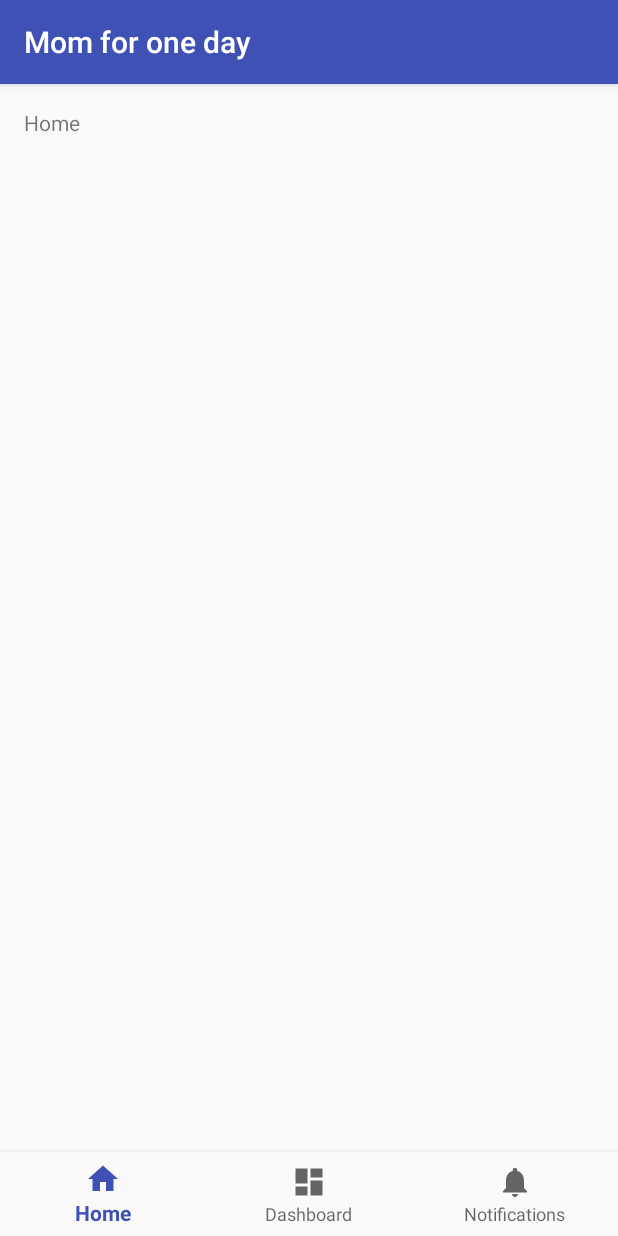
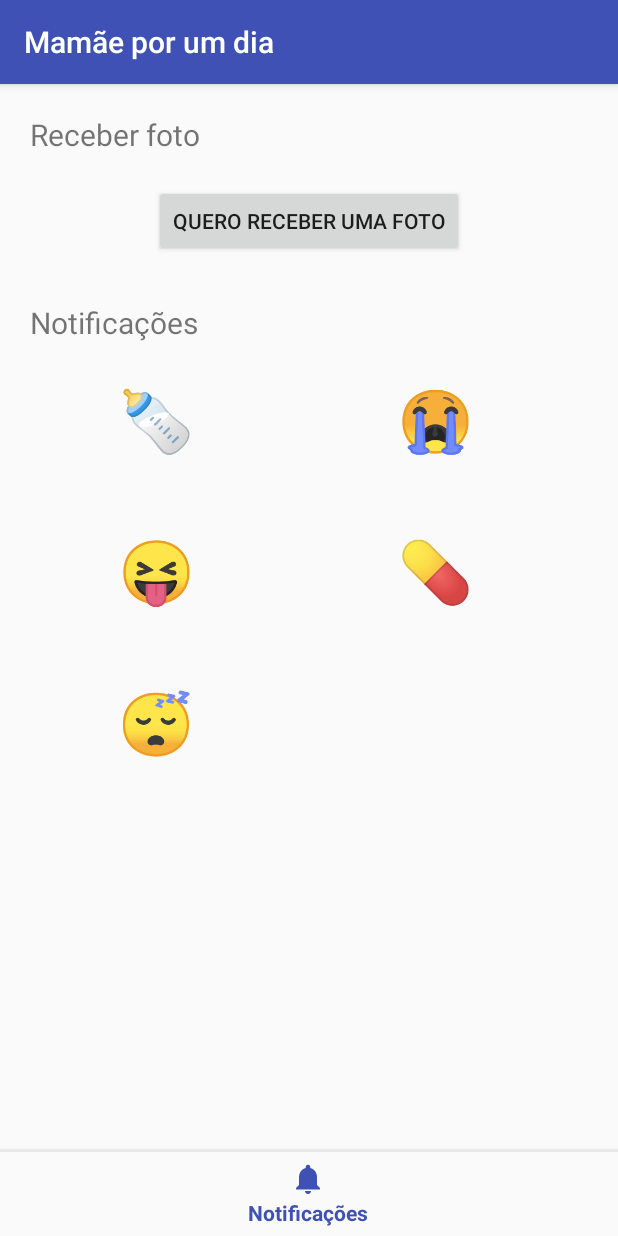
Before and after one commit to AlbuquerqueRafael/Acalento, an Android app: the screen it shows after launch (MainActivity), on a phone screen of 412 x 824 dp. Run offline under Robolectric (Android 15) with nearby library versions, the phone set to English and light mode, and no system bars.

Commit message:
quase tudo pronto

```diff
--- a/Momforoneday/app/build.gradle
+++ b/Momforoneday/app/build.gradle
@@ -26,7 +26,10 @@ dependencies {
         exclude group: 'com.android.support', module: 'support-annotations'
     })
     compile 'com.android.support:appcompat-v7:23.4.0'
-    compile 'com.android.support:design:23.4.0'
+    compile 'com.android.support:design:25.0.0'
     compile 'com.android.support:support-vector-drawable:23.4.0'
+    compile 'com.android.support:support-v4:23.4.0'
     testCompile 'junit:junit:4.12'
 }
+
+apply plugin: 'com.google.gms.google-services'
--- a/Momforoneday/app/src/main/AndroidManifest.xml
+++ b/Momforoneday/app/src/main/AndroidManifest.xml
@@ -10,7 +10,8 @@
         android:theme="@style/AppTheme">
         <activity
             android:name=".MainActivity"
-            android:label="@string/app_name">
+            android:label="@string/app_name"
+            android:screenOrientation="portrait">
             <intent-filter>
                 <action android:name="android.intent.action.MAIN" />
 
--- a/Momforoneday/app/src/main/java/com/momforoneday/momforoneday/MainActivity.java
+++ b/Momforoneday/app/src/main/java/com/momforoneday/momforoneday/MainActivity.java
@@ -5,11 +5,11 @@ import android.support.annotation.NonNull;
 import android.support.design.widget.BottomNavigationView;
 import android.support.v7.app.AppCompatActivity;
 import android.view.MenuItem;
-import android.widget.TextView;
+import android.widget.Toast;
+
+import com.momforoneday.momforoneday.fragment.NotificationFragment;
 
 public class MainActivity extends AppCompatActivity {
-
-    private TextView mTextMessage;
 
     private BottomNavigationView.OnNavigationItemSelectedListener mOnNavigationItemSelectedListener
             = new BottomNavigationView.OnNavigationItemSelectedListener() {
@@ -17,16 +17,14 @@ public class MainActivity extends AppCompatActivity {
         @Override
         public boolean onNavigationItemSelected(@NonNull MenuItem item) {
             switch (item.getItemId()) {
-                case R.id.navigation_home:
-                    mTextMessage.setText(R.string.title_home);
-                    return true;
-                case R.id.navigation_dashboard:
-                    mTextMessage.setText(R.string.title_dashboard);
-                    return true;
                 case R.id.navigation_notifications:
-                    mTextMessage.setText(R.string.title_notifications);
+                    android.support.v4.app.FragmentTransaction fragmentTransaction =
+                            getSupportFragmentManager().beginTransaction();
+                    fragmentTransaction.replace(R.id.content, new NotificationFragment());
+                    fragmentTransaction.commit();
                     return true;
             }
+
             return false;
         }
 
@@ -37,9 +35,10 @@ public class MainActivity extends AppCompatActivity {
         super.onCreate(savedInstanceState);
         setContentView(R.layout.activity_main);
 
-        mTextMessage = (TextView) findViewById(R.id.message);
         BottomNavigationView navigation = (BottomNavigationView) findViewById(R.id.navigation);
         navigation.setOnNavigationItemSelectedListener(mOnNavigationItemSelectedListener);
+        mOnNavigationItemSelectedListener.onNavigationItemSelected(navigation.getMenu().findItem(R.id.navigation_notifications));
+
     }
 
 }
--- /dev/null
+++ b/Momforoneday/app/src/main/java/com/momforoneday/momforoneday/adapter/ImageAdapter.java
@@ -0,0 +1,139 @@
+package com.momforoneday.momforoneday.adapter;
+
+import android.content.Context;
+import android.view.LayoutInflater;
+import android.view.View;
+import android.view.ViewGroup;
+import android.widget.BaseAdapter;
+import android.widget.Button;
+import android.widget.ImageView;
+import android.widget.TextView;
+import android.widget.Toast;
+
+import com.momforoneday.momforoneday.R;
+import com.momforoneday.momforoneday.service.NotificationsService;
+
+/**
+ * Created by gabrielguimo on 14/03/17.
+ */
+
+public class ImageAdapter extends BaseAdapter {
+
+    private Context context;
+    private final String[] childrenStatus;
+
+    public ImageAdapter(Context context, String[] childrenStatus) {
+        this.context = context;
+        this.childrenStatus = childrenStatus;
+    }
+
+    public View getView(int position, View convertView, ViewGroup parent) {
+
+        LayoutInflater inflater = (LayoutInflater) context
+                .getSystemService(Context.LAYOUT_INFLATER_SERVICE);
+
+        View gridView;
+
+        if (convertView == null) {
+
+            final Holder holder = new Holder();
+
+            gridView = new View(context);
+
+            gridView = inflater.inflate(R.layout.item_notification, null);
+
+            holder._textTitle = (TextView) gridView.findViewById(R.id.grid_item_title);
+            holder._emojiButton = (Button) gridView.findViewById(R.id.grid_item_emoji);
+
+            String status = childrenStatus[position];
+
+            if (status.equals("comendo")) {
+                holder._textTitle.setText("Mamãe, estou comendo! Nham nham");
+                holder._emojiButton.setText(getEmojiByUnicode(0x1F37C));
+            } else if (status.equals("chorando")) {
+                holder._textTitle.setText("Mamãeeee, estou chorando! Buáááá");
+                holder._emojiButton.setText(getEmojiByUnicode(0x1F62D));
+            } else if (status.equals("brincando")) {
+                holder._textTitle.setText("Olha mamãe, estou brincando! Hihi");
+                holder._emojiButton.setText(getEmojiByUnicode(0x1F61D));
+            } else if (status.equals("remedio")) {
+                holder._textTitle.setText("Mamãe, estou tomando o remédio! Argh");
+                holder._emojiButton.setText(getEmojiByUnicode(0x1F48A));
+            } else if (status.equals("dormindo")) {
+                holder._textTitle.setText("Mamãe, estou indo dormir! Zzzzz");
+                holder._emojiButton.setText(getEmojiByUnicode(0x1F634));
+            }
+
+            holder._emojiButton.setOnLongClickListener(new View.OnLongClickListener() {
+                @Override
+                public boolean onLongClick(View v) {
+                    Toast.makeText(context, holder._textTitle.getText().toString(), Toast.LENGTH_SHORT).show();
+                    return true;
+                }
+            });
+
+            holder._emojiButton.setOnClickListener(new View.OnClickListener() {
+                @Override
+                public void onClick(View v) {
+                    if (v.getScaleX() == 1.2f) {
+                        v.animate().scaleX(1f).scaleY(1f).start();
+                        String notificationName = getNotificationName(holder._textTitle.getText().toString());
+                        NotificationsService.removeNotificationPrefference(notificationName);
+                    } else {
+                        v.animate().scaleX(1.2f).scaleY(1.2f).start();
+                        String notificationName = getNotificationName(holder._textTitle.getText().toString());
+                        NotificationsService.addNotificationPrefference(notificationName);
+                    }
+                }
+            });
+
+        } else {
+            gridView = (View) convertView;
+        }
+
+        return gridView;
+    }
+
+    private String getNotificationName(String message) {
+        switch (message){
+            case "Mamãe, estou comendo! Nham nham":
+                return "comendo";
+            case "Mamãeeee, estou chorando! Buáááá":
+                return "chorando";
+            case "Olha mamãe, estou brincando! Hihi":
+                return "brincando";
+            case "Mamãe, estou tomando o remédio! Argh":
+                return "remedio";
+            case "Mamãe, estou indo dormir! Zzzzz":
+                return "dormindo";
+            default:
+                return "none";
+        }
+    }
+
+    public class Holder {
+        TextView _textTitle;
+        TextView _emojiButton;
+    }
+
+
+    private String getEmojiByUnicode(int unicode){
+        return new String(Character.toChars(unicode));
+    }
+
+    @Override
+    public int getCount() {
+        return childrenStatus.length;
+    }
+
+    @Override
+    public Object getItem(int position) {
+        return null;
+    }
+
+    @Override
+    public long getItemId(int position) {
+        return 0;
+    }
+
+}
--- /dev/null
+++ b/Momforoneday/app/src/main/java/com/momforoneday/momforoneday/fragment/NotificationFragment.java
@@ -0,0 +1,44 @@
+package com.momforoneday.momforoneday.fragment;
+
+
+import android.os.Bundle;
+import android.support.v4.app.Fragment;
+import android.view.LayoutInflater;
+import android.view.View;
+import android.view.ViewGroup;
+import android.widget.GridView;
+
+import com.momforoneday.momforoneday.R;
+import com.momforoneday.momforoneday.adapter.ImageAdapter;
+import com.momforoneday.momforoneday.service.NotificationsService;
+
+/**
+ * A simple {@link Fragment} subclass.
+ */
+public class NotificationFragment extends Fragment {
+
+    private View rootView;
+    private GridView gridView;
+
+    static final String[] CHILDREN_STATUS = new String[] {
+            "comendo", "chorando", "brincando", "remedio", "dormindo"};
+
+    @Override
+    public View onCreateView(LayoutInflater inflater, ViewGroup container,
+                             Bundle savedInstanceState) {
+
+        rootView = inflater.inflate(R.layout.fragment_notification, container, false);
+
+        setUI();
+
+        return rootView;
+    }
+
+    private void setUI(){
+        gridView = (GridView) rootView.findViewById(R.id.grid_notifications);
+
+        NotificationsService.clearNotificationPrefference();
+        gridView.setAdapter(new ImageAdapter(getContext(), CHILDREN_STATUS));
+    }
+
+}
--- /dev/null
+++ b/Momforoneday/app/src/main/java/com/momforoneday/momforoneday/service/NotificationsService.java
@@ -0,0 +1,30 @@
+package com.momforoneday.momforoneday.service;
+
+import java.util.ArrayList;
+import java.util.List;
+
+/**
+ * Created by gabrielguimo on 14/03/17.
+ */
+
+public class NotificationsService {
+
+    private static List<String> _notificationsPrefference = new ArrayList<>();
+
+    public static void addNotificationPrefference(String notificationName){
+        _notificationsPrefference.add(notificationName);
+    }
+
+    public static void removeNotificationPrefference(String notificationName) {
+        _notificationsPrefference.remove(notificationName);
+    }
+
+    public static List<String> getNotificationsPrefference() {
+        return _notificationsPrefference;
+    }
+
+    public static void clearNotificationPrefference(){
+        _notificationsPrefference = new ArrayList<>();
+    }
+
+}
--- a/Momforoneday/app/src/main/res/drawable/ic_dashboard_black_24dp.xml
+++ /dev/null
@@ -1,9 +0,0 @@
-<vector xmlns:android="http://schemas.android.com/apk/res/android"
-    android:width="24dp"
-    android:height="24dp"
-    android:viewportHeight="24.0"
-    android:viewportWidth="24.0">
-    <path
-        android:fillColor="#FF000000"
-        android:pathData="M3,13h8L11,3L3,3v10zM3,21h8v-6L3,15v6zM13,21h8L21,11h-8v10zM13,3v6h8L21,3h-8z" />
-</vector>
--- a/Momforoneday/app/src/main/res/drawable/ic_home_black_24dp.xml
+++ /dev/null
@@ -1,9 +0,0 @@
-<vector xmlns:android="http://schemas.android.com/apk/res/android"
-    android:width="24dp"
-    android:height="24dp"
-    android:viewportHeight="24.0"
-    android:viewportWidth="24.0">
-    <path
-        android:fillColor="#FF000000"
-        android:pathData="M10,20v-6h4v6h5v-8h3L12,3 2,12h3v8z" />
-</vector>
--- a/Momforoneday/app/src/main/res/drawable/ic_notifications_black_24dp.xml
+++ /dev/null
@@ -1,9 +0,0 @@
-<vector xmlns:android="http://schemas.android.com/apk/res/android"
-    android:width="24dp"
-    android:height="24dp"
-    android:viewportHeight="24.0"
-    android:viewportWidth="24.0">
-    <path
-        android:fillColor="#FF000000"
-        android:pathData="M12,22c1.1,0 2,-0.9 2,-2h-4c0,1.1 0.89,2 2,2zM18,16v-5c0,-3.07 -1.64,-5.64 -4.5,-6.32L13.5,4c0,-0.83 -0.67,-1.5 -1.5,-1.5s-1.5,0.67 -1.5,1.5v0.68C7.63,5.36 6,7.92 6,11v5l-2,2v1h16v-1l-2,-2z" />
-</vector>
--- a/Momforoneday/app/src/main/res/layout/activity_main.xml
+++ b/Momforoneday/app/src/main/res/layout/activity_main.xml
@@ -14,17 +14,14 @@
         android:layout_height="0dp"
         android:layout_weight="1">
 
-        <TextView
-            android:id="@+id/message"
-            android:layout_width="match_parent"
-            android:layout_height="wrap_content"
-            android:layout_marginBottom="@dimen/activity_vertical_margin"
-            android:layout_marginLeft="@dimen/activity_horizontal_margin"
-            android:layout_marginRight="@dimen/activity_horizontal_margin"
-            android:layout_marginTop="@dimen/activity_vertical_margin"
-            android:text="@string/title_home" />
+    </FrameLayout>
 
-    </FrameLayout>
+    <View
+        android:layout_width="match_parent"
+        android:layout_height="2dp"
+        android:background="#5ed9d9d9">
+
+    </View>
 
     <android.support.design.widget.BottomNavigationView
         android:id="@+id/navigation"
--- /dev/null
+++ b/Momforoneday/app/src/main/res/layout/fragment_notification.xml
@@ -0,0 +1,46 @@
+<RelativeLayout xmlns:android="http://schemas.android.com/apk/res/android"
+    xmlns:tools="http://schemas.android.com/tools"
+    android:layout_width="match_parent"
+    android:layout_height="match_parent"
+    tools:context="com.momforoneday.momforoneday.fragment.NotificationFragment">
+
+    <TextView
+        android:layout_width="wrap_content"
+        android:layout_height="wrap_content"
+        android:id="@+id/title_photo"
+        android:text="Receber foto"
+        android:textSize="20sp"
+        android:layout_marginTop="20dp"
+        android:layout_marginLeft="20dp" />
+
+    <Button
+        android:layout_width="wrap_content"
+        android:layout_height="wrap_content"
+        android:text="Quero receber uma foto"
+        android:layout_below="@id/title_photo"
+        android:id="@+id/photo_button"
+        android:layout_margin="20dp"
+        android:layout_centerHorizontal="true"/>
+
+    <TextView
+        android:layout_width="wrap_content"
+        android:layout_height="wrap_content"
+        android:id="@+id/title_not"
+        android:text="Notificações"
+        android:layout_below="@id/photo_button"
+        android:textSize="20sp"
+        android:layout_marginTop="10dp"
+        android:layout_marginLeft="20dp" />
+
+    <GridView xmlns:android="http://schemas.android.com/apk/res/android"
+        android:layout_below="@id/title_not"
+        android:layout_marginLeft="20dp"
+        android:layout_marginRight="20dp"
+        android:id="@+id/grid_notifications"
+        android:numColumns="auto_fit"
+        android:layout_width="wrap_content"
+        android:layout_height="wrap_content" >
+
+    </GridView>
+
+</RelativeLayout>
--- /dev/null
+++ b/Momforoneday/app/src/main/res/layout/item_notification.xml
@@ -0,0 +1,28 @@
+<?xml version="1.0" encoding="utf-8"?>
+<LinearLayout xmlns:android="http://schemas.android.com/apk/res/android"
+    android:layout_width="wrap_content"
+    android:layout_height="wrap_content">
+
+    <Button
+        android:id="@+id/grid_item_emoji"
+        android:layout_width="wrap_content"
+        android:layout_height="wrap_content"
+        android:text="@+id/label"
+        android:layout_gravity="center"
+        android:gravity="center"
+        android:textSize="40sp"
+        android:layout_marginLeft="40dp"
+        android:background="#00ffffff"
+        android:padding="18dp"
+        android:layout_marginBottom="5dp"
+        android:layout_marginTop="5dp">
+    </Button>
+
+    <TextView
+        android:id="@+id/grid_item_title"
+        android:layout_width="wrap_content"
+        android:layout_height="wrap_content"
+        android:visibility="gone">
+    </TextView>
+
+</LinearLayout>
--- a/Momforoneday/app/src/main/res/menu/navigation.xml
+++ b/Momforoneday/app/src/main/res/menu/navigation.xml
@@ -1,15 +1,5 @@
 <?xml version="1.0" encoding="utf-8"?>
 <menu xmlns:android="http://schemas.android.com/apk/res/android">
-
-    <item
-        android:id="@+id/navigation_home"
-        android:icon="@drawable/ic_home_black_24dp"
-        android:title="@string/title_home" />
-
-    <item
-        android:id="@+id/navigation_dashboard"
-        android:icon="@drawable/ic_dashboard_black_24dp"
-        android:title="@string/title_dashboard" />
 
     <item
         android:id="@+id/navigation_notifications"
--- a/Momforoneday/app/src/main/res/values/strings.xml
+++ b/Momforoneday/app/src/main/res/values/strings.xml
@@ -1,6 +1,4 @@
 <resources>
-    <string name="app_name">Mom for one day</string>
-    <string name="title_home">Home</string>
-    <string name="title_dashboard">Dashboard</string>
-    <string name="title_notifications">Notifications</string>
+    <string name="app_name">Mamãe por um dia</string>
+    <string name="title_notifications">Notificações</string>
 </resources>
--- a/Momforoneday/build.gradle
+++ b/Momforoneday/build.gradle
@@ -6,6 +6,7 @@ buildscript {
     }
     dependencies {
         classpath 'com.android.tools.build:gradle:2.3.0'
+        classpath 'com.google.gms:google-services:3.0.0'
 
         // NOTE: Do not place your application dependencies here; they belong
         // in the individual module build.gradle files
```
Also changed, not shown: Momforoneday/app/src/main/res/drawable-hdpi/ic_notifications_black_24dp.png (added), Momforoneday/app/src/main/res/drawable-mdpi/ic_notifications_black_24dp.png (added), Momforoneday/app/src/main/res/drawable-xhdpi/ic_notifications_black_24dp.png (added), Momforoneday/app/src/main/res/drawable-xxhdpi/ic_notifications_black_24dp.png (added), Momforoneday/app/src/main/res/drawable-xxxhdpi/ic_notifications_black_24dp.png (added), 1 other file.
